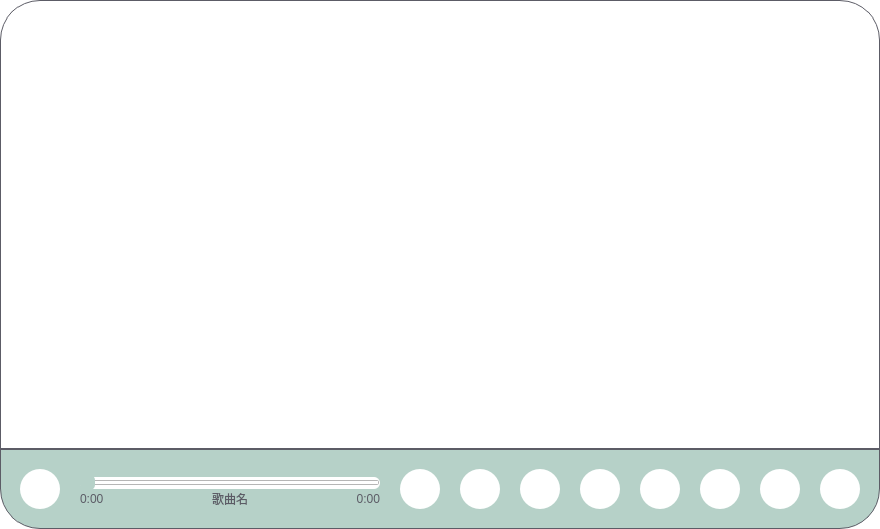
Above: widget.ui from whdicu/OnePlayer before the change. Below: the same form after it.
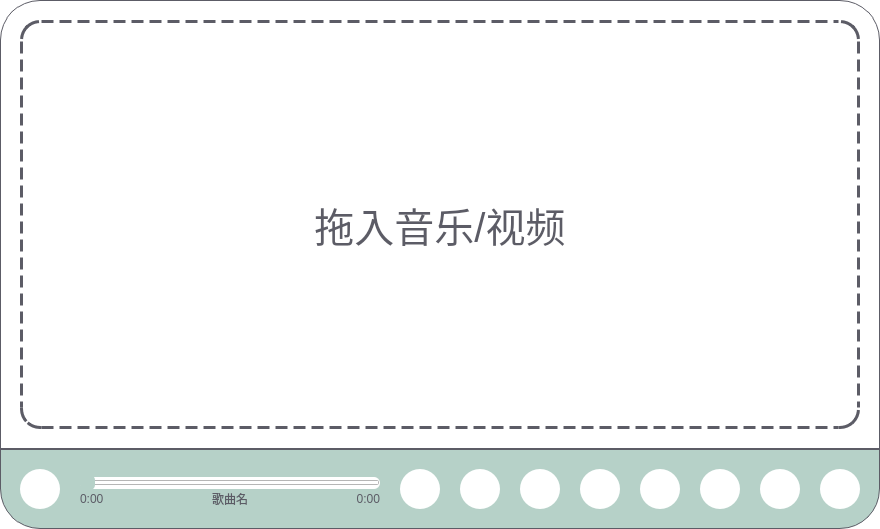
That is the form after the change. The open tabs and pages were chosen to show the change. Icons and pictures are not drawn. Custom widgets are drawn as their Qt base class.

Commit message: 拖入音乐/视频的label放到QStackedWidget中

```diff
--- a/widget.ui
+++ b/widget.ui
@@ -167,6 +167,12 @@
 	border: none;
 	border-radius: 10px;
 	color: #5c5c66;
+}
+
+#label_mask {
+	background-color: white;
+	border: 3px dashed #5c5c66;
+	border-radius: 20px;
 }</string>
   </property>
   <layout class="QVBoxLayout" name="verticalLayout">
@@ -576,7 +582,29 @@
        </property>
       </widget>
      </widget>
-     <widget class="QWidget" name="p"/>
+     <widget class="QWidget" name="p">
+      <widget class="QLabel" name="label_mask">
+       <property name="geometry">
+        <rect>
+         <x>20</x>
+         <y>20</y>
+         <width>840</width>
+         <height>409</height>
+        </rect>
+       </property>
+       <property name="font">
+        <font>
+         <pointsize>30</pointsize>
+        </font>
+       </property>
+       <property name="text">
+        <string>拖入音乐/视频</string>
+       </property>
+       <property name="alignment">
+        <set>Qt::AlignCenter</set>
+       </property>
+      </widget>
+     </widget>
     </widget>
    </item>
    <item>
```
The commit also changes 2 other files.
